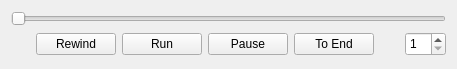
Qt form gcodesimulator_python/simcontrolwidget.ui (xmarduel/pycut) before a commit.
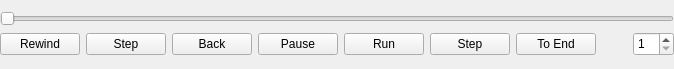
The same form after that commit. Icons and pictures are not drawn.

```diff
--- a/gcodesimulator_python/simcontrolwidget.ui
+++ b/gcodesimulator_python/simcontrolwidget.ui
@@ -9,7 +9,7 @@
    <rect>
     <x>0</x>
     <y>0</y>
-    <width>457</width>
+    <width>674</width>
     <height>69</height>
    </rect>
   </property>
@@ -33,6 +33,12 @@
 }</string>
   </property>
   <layout class="QVBoxLayout" name="verticalLayout">
+   <property name="leftMargin">
+    <number>0</number>
+   </property>
+   <property name="rightMargin">
+    <number>0</number>
+   </property>
    <item>
     <layout class="QHBoxLayout" name="horizontalLayout">
      <item>
@@ -46,19 +52,6 @@
    </item>
    <item>
     <layout class="QHBoxLayout" name="horizontalLayout_2">
-     <item>
-      <spacer name="horizontalSpacer">
-       <property name="orientation">
-        <enum>Qt::Horizontal</enum>
-       </property>
-       <property name="sizeHint" stdset="0">
-        <size>
-         <width>40</width>
-         <height>20</height>
-        </size>
-       </property>
-      </spacer>
-     </item>
      <item>
       <widget class="QPushButton" name="pushButton_Rewind">
        <property name="text">
@@ -73,11 +66,25 @@
      <item>
       <widget class="QPushButton" name="pushButton_Run">
        <property name="text">
-        <string>Run</string>
+        <string>Step</string>
        </property>
        <property name="icon">
         <iconset>
-         <normaloff>pics/media-playback-start.png</normaloff>pics/media-playback-start.png</iconset>
+         <normaloff>pics/media-seek-backward.png</normaloff>pics/media-seek-backward.png</iconset>
+       </property>
+       <property name="autoRepeat">
+        <bool>true</bool>
+       </property>
+      </widget>
+     </item>
+     <item>
+      <widget class="QPushButton" name="pushButton_RunBackward">
+       <property name="text">
+        <string>Back</string>
+       </property>
+       <property name="icon">
+        <iconset>
+         <normaloff>pics/media-playback-back.png</normaloff>pics/media-playback-back.png</iconset>
        </property>
       </widget>
      </item>
@@ -92,6 +99,31 @@
        </property>
       </widget>
      </item>
+     <item>
+      <widget class="QPushButton" name="pushButton_RunForward">
+       <property name="text">
+        <string>Run</string>
+       </property>
+       <property name="icon">
+        <iconset>
+         <normaloff>pics/media-playback-start.png</normaloff>pics/media-playback-start.png</iconset>
+       </property>
+      </widget>
+     </item>
+     <item>
+      <widget class="QPushButton" name="pushButton_StepForward">
+       <property name="text">
+        <string>Step</string>
+       </property>
+       <property name="icon">
+        <iconset>
+         <normaloff>pics/media-seek-forward.png</normaloff>pics/media-seek-forward.png</iconset>
+       </property>
+       <property name="autoRepeat">
+        <bool>true</bool>
+       </property>
+      </widget>
+     </item>
      <item>
       <widget class="QPushButton" name="pushButton_ToEnd">
        <property name="text">
```
Left out of the diff: 2 changed lines with no effect on the pictures.
